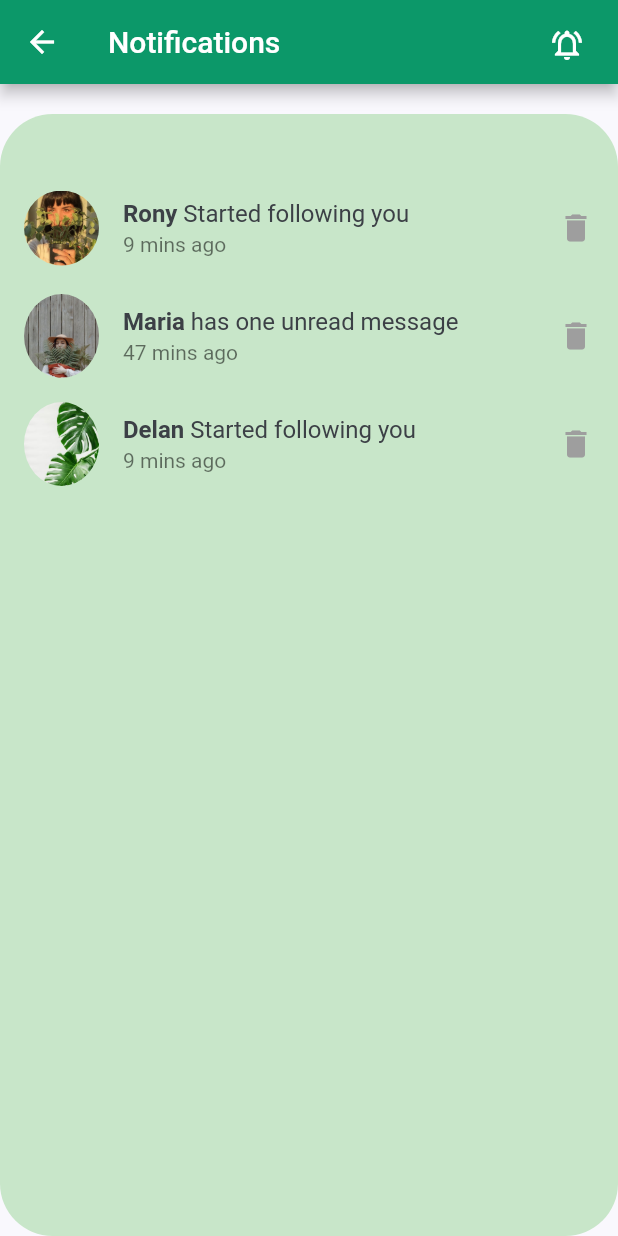
After one commit to MaryyamSalah/Mplant, a Flutter app: the notify screen opened by its route, on a phone screen of 412 x 824 dp. The commit adds this screen. Run offline on Flutter 3.47's test engine with Material 2 defaults, Android fonts, the phone set to English and light mode, and no system bars; our stand-ins replace flutter_image_slideshow, flutter_rating_bar, grouped_list, image_picker, settings_ui, share and 1 more; missing offline and left inert: comment_box, favorite_button, image_preview; network calls fail.

Commit message:
notification screen

```diff
--- a/lib/main.dart
+++ b/lib/main.dart
@@ -5,6 +5,7 @@ import 'package:mplant/screens/Upload.dart';
 import 'package:mplant/screens/constant.dart';
 import 'package:mplant/screens/home_screen.dart';
 import 'package:mplant/screens/menu.dart';
+import 'package:mplant/screens/message.dart';
 import 'package:mplant/screens/profile.dart';
 import 'package:mplant/screens/PlantList.dart';
 import 'package:mplant/screens/feedback.dart';
@@ -13,6 +14,8 @@ import 'package:mplant/screens/registration.dart';
 import 'package:mplant/screens/setting.dart';
 import 'package:mplant/screens/Login.dart';
 import 'package:mplant/screens/registration.dart';
+import 'package:mplant/screens/message.dart';
+import 'package:mplant/screens/notification.dart';
 void main() {
   runApp(const MyApp());
 }
@@ -52,6 +55,8 @@ class MyApp extends StatelessWidget {
     '/setting': (context) =>  SettingsOnePage(),
     '/rating': (context) =>  RatingPage(),
     '/upload': (context) =>   Upload(),
+    '/notification':(context) => notify(),
+    '/message': (context) =>  ChatsScreen (),
   },
 
     );
--- a/lib/screens/home_screen.dart
+++ b/lib/screens/home_screen.dart
@@ -32,7 +32,7 @@ class HomeScreen extends StatelessWidget {
             ),
               IconButton(
 
-              onPressed: () {
+              onPressed: () {Navigator.pushNamed(context, '/notification');
 
               },
               icon: const Icon(
@@ -54,11 +54,11 @@ class HomeScreen extends StatelessWidget {
             ),
               IconButton(
 
-              onPressed: () {
+              onPressed: () { Navigator.pushNamed(context, '/message');
 
               },
               icon: const Icon(
-                Icons.message_rounded,
+                Icons.message,
                 color: Colors.grey,
                 size: 35,
               ),
--- /dev/null
+++ b/lib/screens/notification.dart
@@ -0,0 +1,134 @@
+import 'package:flutter/cupertino.dart';
+import 'package:flutter/material.dart';
+import 'package:flutter/painting.dart';
+import 'package:mplant/screens/Login.dart';
+import 'package:mplant/screens/constant.dart';
+
+
+class notify extends StatefulWidget {
+  notify({Key? key}) : super(key: key);
+
+  @override
+  _NotificationPageState createState() => _NotificationPageState();
+}
+
+class _NotificationPageState extends State<notify> {
+  @override
+  Widget build(BuildContext context) {
+    return Scaffold(
+        appBar: AppBar(
+           backgroundColor: kPrimaryColor,
+        title: Text('Notifications'),
+        actions: [
+          Padding(padding: EdgeInsets.all(10),
+          child: IconButton(
+            icon: Icon(Icons.notifications_active_outlined),
+            onPressed: (){
+
+            },
+
+            ),
+          )
+        ],
+        ),
+        body: Column(children: <Widget>[
+          Column(
+            crossAxisAlignment: CrossAxisAlignment.start,
+            children: <Widget>[
+              SizedBox(
+                height: 20,
+              ),
+              Column(
+                crossAxisAlignment: CrossAxisAlignment.start,
+                children: [
+                  Row(
+                    mainAxisAlignment: MainAxisAlignment.spaceBetween,
+
+                  )
+                ],
+              ),
+
+            ],
+          ), //to show the clock
+
+          Expanded(
+              child: GestureDetector(
+                  onTap: () {
+                    print('Tapped');
+                  },
+                  child: Container(
+                      width: 900,
+                      decoration: BoxDecoration(
+                          borderRadius: BorderRadius.all(
+                            Radius.circular(35),
+
+                          ),
+                          color: Colors.green[100]),
+                      child: ListView(
+                        physics: BouncingScrollPhysics(),
+                        children: [
+                          SizedBox(
+                            height: 40,
+                          ),
+                          ListTile(
+                            leading: ClipOval(
+                                child: Image.asset(
+                              'asset/images/gp.jpg',
+                              fit: BoxFit.cover,
+                              width: 50,
+                            )),
+                            title: Text.rich(TextSpan(children: <TextSpan>[
+                              TextSpan(
+                                  text: 'Rony',
+                                  style:
+                                      TextStyle(fontWeight: FontWeight.bold)),
+                              TextSpan(
+                                text: ' Started following you',
+                              )
+                            ])),
+                            subtitle: Text('9 mins ago'),
+                            trailing: Icon(Icons.delete, color: Colors.grey),
+                          ),
+                          ListTile(
+                            leading: ClipOval(
+                                child: Image.asset(
+                              'asset/images/p.jpg',
+                              fit: BoxFit.cover,
+                              width: 50,
+                            )),
+                            title: Text.rich(TextSpan(children: <TextSpan>[
+                              TextSpan(
+                                  text: 'Maria',
+                                  style:
+                                      TextStyle(fontWeight: FontWeight.bold)),
+                              TextSpan(
+                                text: ' has one unread message',
+                              )
+                            ])),
+                            subtitle: Text('47 mins ago'),
+                            trailing: Icon(Icons.delete, color: Colors.grey),
+                          ),
+                          ListTile(
+                            leading: ClipOval(
+                                child: Image.asset(
+                              'asset/images/a.jpg',
+                              fit: BoxFit.cover,
+                              width: 50,
+                            )),
+                            title: Text.rich(TextSpan(children: <TextSpan>[
+                              TextSpan(
+                                  text: 'Delan',
+                                  style:
+                                      TextStyle(fontWeight: FontWeight.bold)),
+                              TextSpan(
+                                text: ' Started following you',
+                              )
+                            ])),
+                            subtitle: Text('9 mins ago'),
+                            trailing: Icon(Icons.delete, color: Colors.grey),
+                          ),
+                        ],
+                      ))))
+        ]));
+  }
+}
--- a/pubspec.yaml
+++ b/pubspec.yaml
@@ -49,6 +49,9 @@ dependencies:
   multi_image_picker: ^4.8.01
   image_pickers: ^2.0.0+2
   video_player: ^2.2.19
+
+
+
 
 dev_dependencies:
   flutter_test:
```
Also changed, not shown: lib/screens/message.dart (added, +241 -0 lines), 2 other files.
